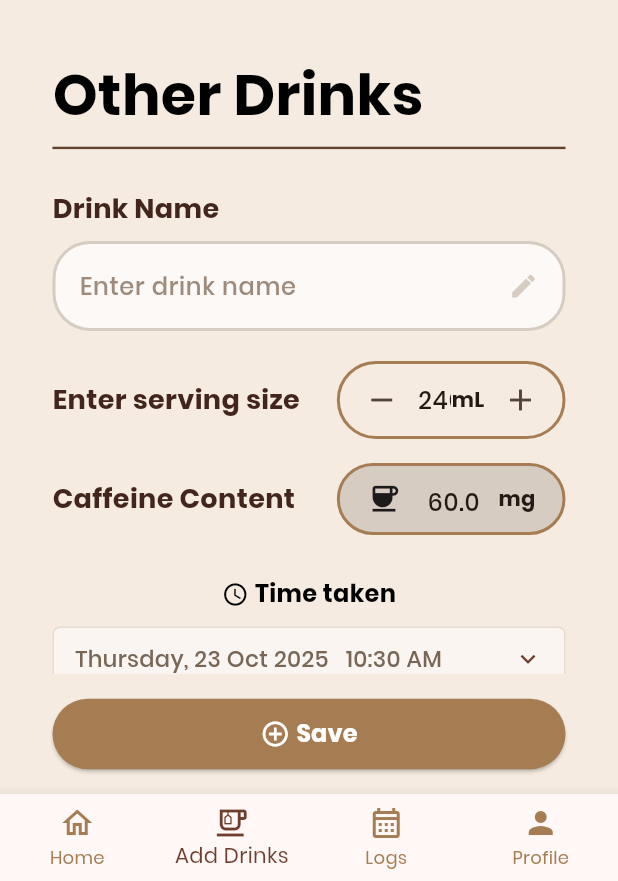
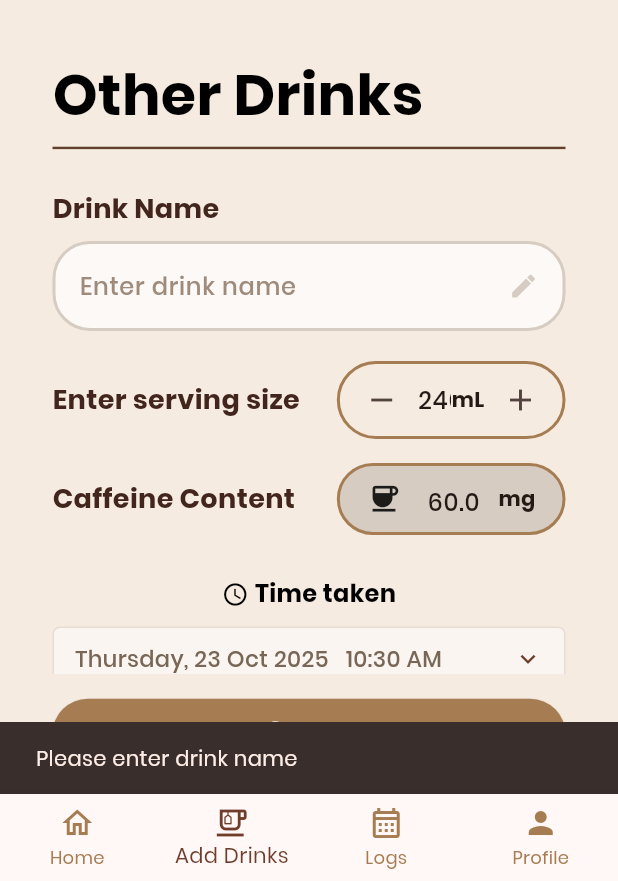
Before and after one commit to FathurrahmanNasution/caffeine_tracker, a Flutter app: the AddotherdrinkPage screen opened by its route, after a tap on "Save", on a phone screen of 412 x 824 dp, the part 355-1236 px from its top. Run offline on Flutter 3.47's test engine with Material 3 defaults, Android fonts, the phone set to English and light mode, and no system bars; our stand-ins replace cloud_firestore, firebase_auth, firebase_core, google_sign_in, rxdart; accounts and stored records are empty.

Commit message:
connect add other drink to database

```diff
--- a/lib/screens/addotherdrink_page.dart
+++ b/lib/screens/addotherdrink_page.dart
@@ -1,5 +1,8 @@
 import 'package:flutter/material.dart';
 import 'package:intl/intl.dart';
+import 'package:caffeine_tracker/services/consumption_service.dart';
+import 'package:caffeine_tracker/model/consumption_log.dart';
+import 'package:firebase_auth/firebase_auth.dart';
 
 class AddotherdrinkPage extends StatefulWidget {
   const AddotherdrinkPage({super.key});
@@ -9,16 +12,19 @@ class AddotherdrinkPage extends StatefulWidget {
 }
 
 class _AddotherdrinkPageState extends State<AddotherdrinkPage> {
+  final ConsumptionService _consumptionService = ConsumptionService();
+  String get currentUserId => FirebaseAuth.instance.currentUser?.uid ?? "";
+
   bool isFavorite = false;
 
-  int servingSize = 240; // default serving
-  double caffeineContent = 0; // hasil perhitungan
-  bool isCaffeineEdited = false; // penanda user edit manual
-  DateTime selectedDateTime = DateTime.now(); // tambah variable untuk datetime
+  int servingSize = 240;
+  double caffeineContent = 0;
+  bool isCaffeineEdited = false;
+  DateTime selectedDateTime = DateTime.now();
 
   late TextEditingController _servingController;
   late TextEditingController _caffeineController;
-  late TextEditingController _drinkNameController; // tambahan controller untuk drink name
+  late TextEditingController _drinkNameController;
 
   @override
   void initState() {
@@ -28,14 +34,14 @@ class _AddotherdrinkPageState extends State<AddotherdrinkPage> {
     _servingController = TextEditingController(text: "$servingSize");
     _caffeineController =
         TextEditingController(text: caffeineContent.toStringAsFixed(1));
-    _drinkNameController = TextEditingController(); // inisialisasi controller drink name
+    _drinkNameController = TextEditingController();
   }
 
   @override
   void dispose() {
     _servingController.dispose();
     _caffeineController.dispose();
-    _drinkNameController.dispose(); // dispose controller drink name
+    _drinkNameController.dispose();
     super.dispose();
   }
 
@@ -83,7 +89,7 @@ class _AddotherdrinkPageState extends State<AddotherdrinkPage> {
     if (number != null) {
       setState(() {
         caffeineContent = number;
-        isCaffeineEdited = true; // tandai kalau user edit manual
+        isCaffeineEdited = true;
       });
     }
   }
@@ -481,7 +487,6 @@ class _AddotherdrinkPageState extends State<AddotherdrinkPage> {
                           ],
                         ),
 
-                        // Tambahan padding untuk memberikan ruang sebelum tombol save
                         SizedBox(height: 100),
                       ],
                     ),
@@ -508,11 +513,35 @@ class _AddotherdrinkPageState extends State<AddotherdrinkPage> {
                 ),
                 padding: const EdgeInsets.symmetric(vertical: 12),
               ),
-              onPressed: () {
-                debugPrint("Drink name: ${_drinkNameController.text}");
-                debugPrint("Serving size: $servingSize ml");
-                debugPrint("Caffeine content: $caffeineContent mg");
-                debugPrint("Date time: $selectedDateTime");
+              onPressed: () async {
+                // Validasi input
+                if (_drinkNameController.text.trim().isEmpty) {
+                  ScaffoldMessenger.of(context).showSnackBar(
+                    const SnackBar(content: Text('Please enter drink name')),
+                  );
+                  return;
+                }
+
+                // Buat consumption log
+                final log = ConsumptionLog(
+                  id: '',
+                  userId: currentUserId,
+                  drinkId: 'other',
+                  drinkName: _drinkNameController.text.trim(),
+                  servingSize: servingSize,
+                  caffeineContent: caffeineContent,
+                  consumedAt: selectedDateTime,
+                );
+
+                // Save ke database
+                await _consumptionService.addConsumption(log);
+
+                if (mounted) {
+                  ScaffoldMessenger.of(context).showSnackBar(
+                    const SnackBar(content: Text('Consumption saved!')),
+                  );
+                  Navigator.pop(context);
+                }
               },
               child: const Row(
                 mainAxisAlignment: MainAxisAlignment.center,
```
Also changed, not shown: lib/screens/coffeelist_page.dart (+17 -14 lines), lib/screens/drinkinformation_page.dart (+11 -7 lines).
